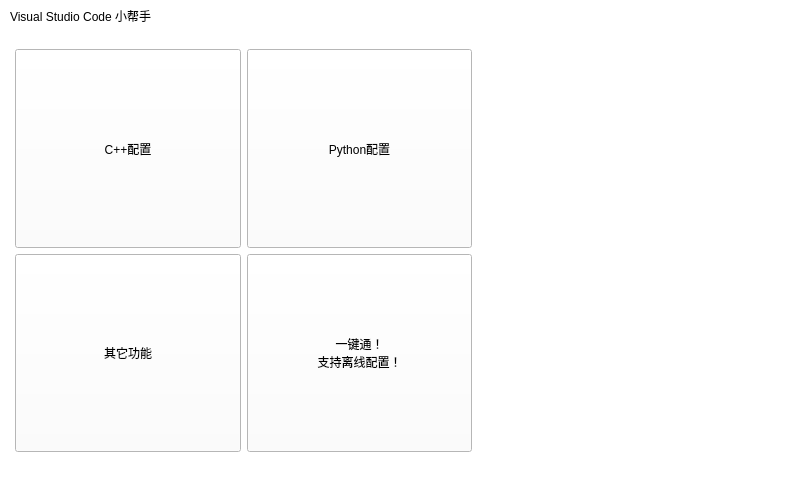
First picture: the form in VSCode_Helper/mainwindow.ui, repository Gu-jq/VSCode_Helper, before the edit.
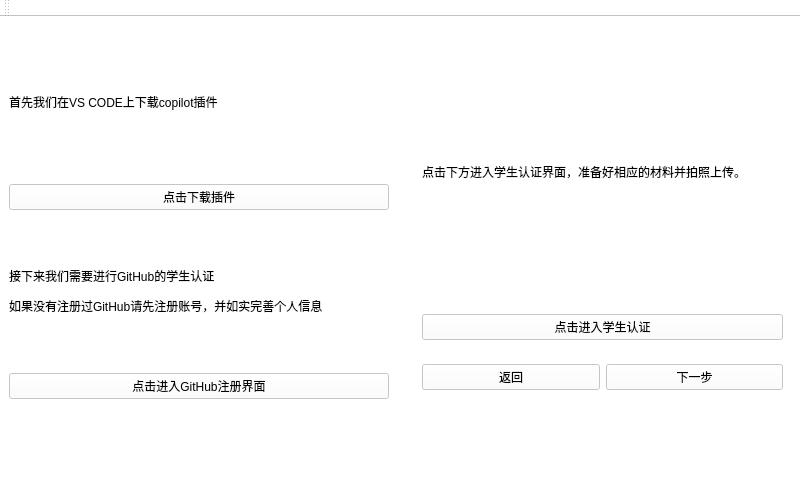
Second picture: the form after the edit. The open tabs and pages were chosen to show the change. Icons and pictures are not drawn.

What changed in the file:
```diff
--- a/VSCode_Helper/mainwindow.ui
+++ b/VSCode_Helper/mainwindow.ui
@@ -2668,6 +2668,201 @@
       </layout>
      </widget>
     </widget>
+    <widget class="QWidget" name="co_page">
+     <widget class="QWidget" name="widget_65" native="true">
+      <property name="geometry">
+       <rect>
+        <x>0</x>
+        <y>0</y>
+        <width>801</width>
+        <height>391</height>
+       </rect>
+      </property>
+      <property name="sizePolicy">
+       <sizepolicy hsizetype="Preferred" vsizetype="Preferred">
+        <horstretch>0</horstretch>
+        <verstretch>0</verstretch>
+       </sizepolicy>
+      </property>
+      <property name="styleSheet">
+       <string notr="true">QWidget#widget_2{
+	
+	background-color: rgba(255, 255, 255, 0);
+}</string>
+      </property>
+      <layout class="QHBoxLayout" name="horizontalLayout_28">
+       <item>
+        <widget class="QWidget" name="widget_66" native="true">
+         <property name="sizePolicy">
+          <sizepolicy hsizetype="Expanding" vsizetype="Preferred">
+           <horstretch>0</horstretch>
+           <verstretch>0</verstretch>
+          </sizepolicy>
+         </property>
+         <property name="styleSheet">
+          <string notr="true">QWidget#widget_62{
+	
+	background-color: rgba(255, 255, 255, 150);
+}</string>
+         </property>
+         <layout class="QVBoxLayout" name="verticalLayout_33">
+          <item>
+           <widget class="QLabel" name="label_5">
+            <property name="styleSheet">
+             <string notr="true">QLabel{
+	
+	font: 12pt &quot;Microsoft YaHei UI&quot;;
+	background-color: rgba(255, 255, 255, 0);
+}</string>
+            </property>
+            <property name="text">
+             <string>首先我们在VS CODE上下载copilot插件</string>
+            </property>
+           </widget>
+          </item>
+          <item>
+           <widget class="QPushButton" name="pushButton_54">
+            <property name="styleSheet">
+             <string notr="true">background-color: rgba(255, 255, 255, 200);
+font: 12pt &quot;Microsoft YaHei UI&quot;;</string>
+            </property>
+            <property name="text">
+             <string>点击下载插件</string>
+            </property>
+           </widget>
+          </item>
+          <item>
+           <widget class="QLabel" name="label_58">
+            <property name="styleSheet">
+             <string notr="true">background-color: rgba(255, 255, 255, 0);
+font: 12pt &quot;Microsoft YaHei UI&quot;;</string>
+            </property>
+            <property name="text">
+             <string>&lt;html&gt;&lt;head/&gt;&lt;body&gt;&lt;p&gt;接下来我们需要进行GitHub的学生认证&lt;/p&gt;&lt;p&gt;如果没有注册过GitHub请先注册账号，并如实完善个人信息&lt;/p&gt;&lt;/body&gt;&lt;/html&gt;</string>
+            </property>
+           </widget>
+          </item>
+          <item>
+           <widget class="QPushButton" name="pushButton_55">
+            <property name="styleSheet">
+             <string notr="true">background-color: rgba(255, 255, 255, 200);
+font: 12pt &quot;Microsoft YaHei UI&quot;;</string>
+            </property>
+            <property name="text">
+             <string>点击进入GitHub注册界面</string>
+            </property>
+           </widget>
+          </item>
+         </layout>
+        </widget>
+       </item>
+       <item>
+        <widget class="QWidget" name="widget_67" native="true">
+         <property name="sizePolicy">
+          <sizepolicy hsizetype="Expanding" vsizetype="Expanding">
+           <horstretch>0</horstretch>
+           <verstretch>0</verstretch>
+          </sizepolicy>
+         </property>
+         <property name="styleSheet">
+          <string notr="true">QWidget#widget_5{
+	background-color: rgba(255, 255, 255, 150);
+}</string>
+         </property>
+         <layout class="QVBoxLayout" name="verticalLayout_34">
+          <item>
+           <widget class="QWidget" name="widget_68" native="true">
+            <property name="sizePolicy">
+             <sizepolicy hsizetype="Preferred" vsizetype="Expanding">
+              <horstretch>0</horstretch>
+              <verstretch>0</verstretch>
+             </sizepolicy>
+            </property>
+            <property name="styleSheet">
+             <string notr="true">QWidget{
+	background-color: rgba(255, 255, 255, 0);
+}</string>
+            </property>
+            <layout class="QVBoxLayout" name="verticalLayout_35">
+             <item>
+              <widget class="QLabel" name="label_59">
+               <property name="styleSheet">
+                <string notr="true">font: 12pt &quot;Microsoft YaHei UI&quot;;</string>
+               </property>
+               <property name="text">
+                <string>点击下方进入学生认证界面，准备好相应的材料并拍照上传。</string>
+               </property>
+              </widget>
+             </item>
+             <item>
+              <widget class="QPushButton" name="pushButton_58">
+               <property name="styleSheet">
+                <string notr="true">background-color: rgba(255, 255, 255, 200);
+font: 12pt &quot;Microsoft YaHei UI&quot;;</string>
+               </property>
+               <property name="text">
+                <string>点击进入学生认证</string>
+               </property>
+              </widget>
+             </item>
+            </layout>
+           </widget>
+          </item>
+          <item>
+           <widget class="QWidget" name="widget_69" native="true">
+            <property name="sizePolicy">
+             <sizepolicy hsizetype="Expanding" vsizetype="Fixed">
+              <horstretch>0</horstretch>
+              <verstretch>0</verstretch>
+             </sizepolicy>
+            </property>
+            <property name="styleSheet">
+             <string notr="true">background-color: rgba(255, 255, 255, 0);</string>
+            </property>
+            <layout class="QHBoxLayout" name="horizontalLayout_29">
+             <item>
+              <widget class="QPushButton" name="pushButton_59">
+               <property name="sizePolicy">
+                <sizepolicy hsizetype="Expanding" vsizetype="Fixed">
+                 <horstretch>0</horstretch>
+                 <verstretch>0</verstretch>
+                </sizepolicy>
+               </property>
+               <property name="styleSheet">
+                <string notr="true">background-color: rgba(255, 255, 255, 200);
+font: 12pt &quot;Microsoft YaHei UI&quot;;</string>
+               </property>
+               <property name="text">
+                <string>返回</string>
+               </property>
+              </widget>
+             </item>
+             <item>
+              <widget class="QPushButton" name="cnext_button_7">
+               <property name="sizePolicy">
+                <sizepolicy hsizetype="Expanding" vsizetype="Fixed">
+                 <horstretch>0</horstretch>
+                 <verstretch>0</verstretch>
+                </sizepolicy>
+               </property>
+               <property name="styleSheet">
+                <string notr="true">background-color: rgba(255, 255, 255, 200);
+font: 12pt &quot;Microsoft YaHei UI&quot;;</string>
+               </property>
+               <property name="text">
+                <string>下一步</string>
+               </property>
+              </widget>
+             </item>
+            </layout>
+           </widget>
+          </item>
+         </layout>
+        </widget>
+       </item>
+      </layout>
+     </widget>
+    </widget>
     <widget class="QWidget" name="allpage_2">
      <widget class="QWidget" name="widget_55" native="true">
       <property name="geometry">
@@ -3009,6 +3204,17 @@
     </rect>
    </property>
   </widget>
+  <widget class="QToolBar" name="toolBar">
+   <property name="windowTitle">
+    <string>toolBar</string>
+   </property>
+   <attribute name="toolBarArea">
+    <enum>TopToolBarArea</enum>
+   </attribute>
+   <attribute name="toolBarBreak">
+    <bool>false</bool>
+   </attribute>
+  </widget>
  </widget>
  <resources/>
  <connections/>
```
Left out of the diff: 240 changed lines with no effect on the pictures.
